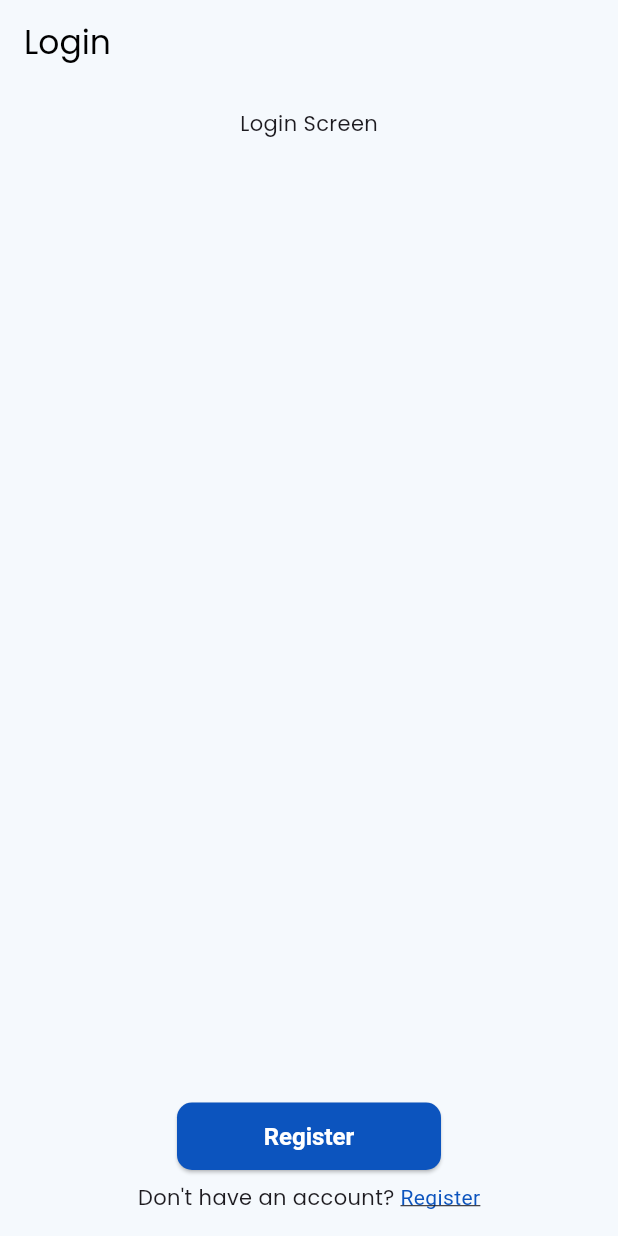
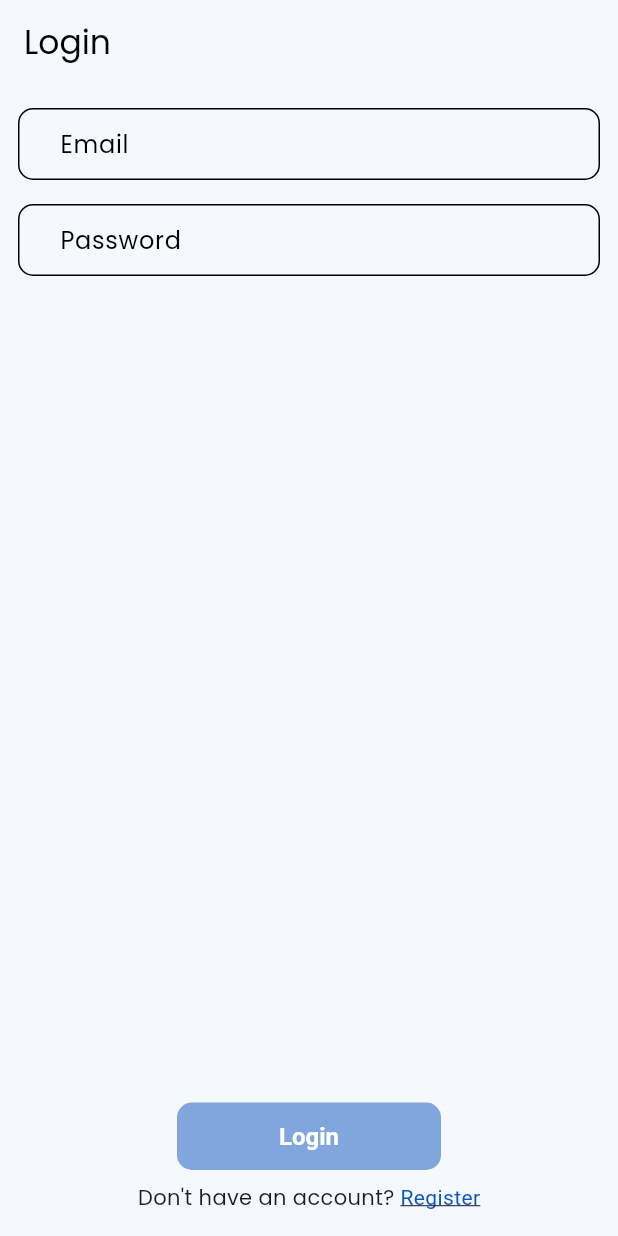
Before and after one commit to sagnik-sanyal/my_newz, a Flutter app: the screen it shows after launch, on a phone screen of 412 x 824 dp. Run offline on Flutter 3.47's test engine with Material 3 defaults, Android fonts, the phone set to English and light mode, and no system bars; drawn by our look-alikes of reactive_forms; our stand-ins replace google_fonts.

Commit message:
Refactor app structure and update UI constants

```diff
--- a/lib/app/constants/spacings.dart
+++ /dev/null
@@ -1,2 +0,0 @@
-const double kVerticalSpace = 16;
-const double kHorizontalSpace = 12;
--- /dev/null
+++ b/lib/app/constants/ui_constants.dart
@@ -0,0 +1,6 @@
+/// Spacing constants
+const double kVerticalSpace = 16;
+const double kHorizontalSpace = 12;
+
+/// Border radius constants
+const double kBorderRadius = 10;
--- a/lib/app/theme/app_theme.dart
+++ b/lib/app/theme/app_theme.dart
@@ -3,6 +3,7 @@ import 'package:flutter/material.dart';
 import 'package:google_fonts/google_fonts.dart';
 
 import '../constants/app_colors.dart';
+import '../constants/ui_constants.dart';
 import 'color_scheme.dart';
 
 sealed class AppTheme {
@@ -35,7 +36,7 @@ sealed class AppTheme {
           disabledForegroundColor: Colors.white,
           disabledBackgroundColor: AppColors.primary.withOpacity(0.5),
           shape: RoundedRectangleBorder(
-            borderRadius: BorderRadius.circular(10),
+            borderRadius: BorderRadius.circular(kBorderRadius),
           ),
           padding: const EdgeInsets.fromLTRB(24, 16, 24, 16),
         ),
@@ -52,6 +53,34 @@ sealed class AppTheme {
         hintStyle: const TextStyle(color: AppColors.grey, fontSize: 14),
         fillColor: scheme.surface,
         suffixIconColor: AppColors.primary,
+        contentPadding: const EdgeInsets.symmetric(
+          horizontal: 18,
+          vertical: 14,
+        ),
+        border: OutlineInputBorder(
+          borderRadius: BorderRadius.circular(kBorderRadius),
+          borderSide: BorderSide.none,
+        ),
+        focusedBorder: OutlineInputBorder(
+          borderRadius: BorderRadius.circular(kBorderRadius),
+          borderSide: BorderSide(color: scheme.primary),
+          gapPadding: 10,
+        ),
+        enabledBorder: OutlineInputBorder(
+          borderRadius: BorderRadius.circular(kBorderRadius),
+          gapPadding: 10,
+        ),
+        disabledBorder: OutlineInputBorder(
+          borderRadius: BorderRadius.circular(kBorderRadius),
+          gapPadding: 10,
+        ),
+        errorBorder: OutlineInputBorder(
+          borderRadius: BorderRadius.circular(kBorderRadius),
+        ),
+        focusedErrorBorder: OutlineInputBorder(
+          borderRadius: BorderRadius.circular(kBorderRadius),
+          gapPadding: 10,
+        ),
       ),
     );
   }
--- a/lib/features/auth/screens/login_screen.dart
+++ b/lib/features/auth/screens/login_screen.dart
@@ -1,34 +1,74 @@
 import 'package:flutter/material.dart';
+import 'package:reactive_forms/reactive_forms.dart';
 
 import '../../../app/constants/app_colors.dart';
-import '../../../app/constants/spacings.dart';
+import '../../../app/constants/ui_constants.dart';
+import '../../../shared/extensions/widget_ext.dart';
+import '../widgets/email_field.dart';
+import '../widgets/password_field.dart';
 
 @immutable
 class LoginScreen extends StatelessWidget {
   const LoginScreen({super.key});
 
+  /// Builds the form
+  FormGroup _buildForm() {
+    return FormGroup(<String, AbstractControl<Object?>>{
+      'email': FormControl<String>(
+        validators: <Validator<Object?>>[Validators.required, Validators.email],
+      ),
+      'password': FormControl<String>(
+        validators: <Validator<Object?>>[
+          Validators.required,
+          Validators.minLength(8),
+          Validators.pattern(PasswordField.regex),
+        ],
+      ),
+    });
+  }
+
   @override
   Widget build(BuildContext context) {
     return Scaffold(
       appBar: AppBar(title: const Text('Login')),
-      body: Padding(
-        padding: const EdgeInsets.symmetric(
-          horizontal: kHorizontalSpace,
-          vertical: kVerticalSpace,
-        ),
+      body: ReactiveFormBuilder(
+        form: _buildForm,
+        builder: (_, __, Widget? child) => GestureDetector(
+          onTap: () => FocusManager.instance.primaryFocus?.unfocus(),
           child: Column(
             children: <Widget>[
-            _form(),
-            ElevatedButton(
-              onPressed: () {},
-              child: const Text('Register'),
+              Expanded(
+                child: ListView(
+                  children: const <Widget>[
+                    EmailField(controlName: 'email'),
+                    SizedBox(height: kVerticalSpace),
+                    PasswordField(controlName: 'password'),
+                  ],
                 ),
+              ),
+              _buildButton(),
               Padding(
                 padding: const EdgeInsets.only(top: kVerticalSpace / 2),
                 child: _buildRegisterMsg(),
               ),
             ],
           ),
+        ),
+      ).addPadding(
+        const EdgeInsets.symmetric(
+          horizontal: kHorizontalSpace,
+          vertical: kVerticalSpace,
+        ),
+      ),
+    );
+  }
+
+  /// Builds the register button
+  ReactiveFormConsumer _buildButton() {
+    return ReactiveFormConsumer(
+      builder: (_, FormGroup form, __) => ElevatedButton(
+        onPressed: form.valid ? () {} : null,
+        child: const Text('Login'),
       ),
     );
   }
@@ -50,16 +90,4 @@ class LoginScreen extends StatelessWidget {
       ),
     );
   }
-
-  Expanded _form() {
-    return const Expanded(
-      child: Column(
-        children: <Widget>[
-          Center(
-            child: Text('Login Screen'),
-          ),
-        ],
-      ),
-    );
 }
-}
--- a/lib/features/auth/screens/signup_screen.dart
+++ b/lib/features/auth/screens/signup_screen.dart
@@ -1,6 +1,6 @@
 import 'package:flutter/material.dart';
 
-import '../../../app/constants/spacings.dart';
+import '../../../app/constants/ui_constants.dart';
 import '../../../shared/extensions/widget_ext.dart';
 
 @immutable
--- /dev/null
+++ b/lib/features/auth/widgets/email_field.dart
@@ -0,0 +1,38 @@
+import 'package:flutter/material.dart';
+import 'package:flutter/services.dart';
+import 'package:reactive_forms/reactive_forms.dart';
+
+@immutable
+class EmailField extends StatelessWidget {
+  const EmailField({
+    super.key,
+    this.controlName,
+    this.formControl,
+    this.label = 'Email',
+    this.hintText = 'Enter your email',
+  });
+
+  final String hintText;
+  final String label;
+  final String? controlName;
+  final FormControl<String>? formControl;
+
+  @override
+  Widget build(BuildContext context) {
+    return ReactiveTextField<String>(
+      formControlName: controlName,
+      formControl: formControl,
+      autofillHints: const <String>[AutofillHints.email],
+      decoration: InputDecoration(labelText: label, hintText: hintText),
+      textInputAction: TextInputAction.next,
+      keyboardType: TextInputType.emailAddress,
+      validationMessages: <String, ValidationMessageFunction>{
+        ValidationMessage.email: (_) => 'Please enter a valid email',
+        ValidationMessage.required: (_) => 'Please enter your email',
+      },
+      inputFormatters: <TextInputFormatter>[
+        FilteringTextInputFormatter.deny(RegExp(r'\s')),
+      ],
+    );
+  }
+}
--- /dev/null
+++ b/lib/features/auth/widgets/password_field.dart
@@ -0,0 +1,54 @@
+import 'package:flutter/material.dart';
+import 'package:flutter/services.dart';
+import 'package:reactive_forms/reactive_forms.dart';
+
+@immutable
+class PasswordField extends StatelessWidget {
+  const PasswordField({
+    super.key,
+    this.formControl,
+    this.controlName,
+    this.label = 'Password',
+    this.hintText = 'Enter your password',
+    this.obscureText = true,
+  });
+
+  final String hintText;
+  final String label;
+  final bool obscureText;
+  final String? controlName;
+  final FormControl<String>? formControl;
+
+  static final RegExp regex = RegExp(r'^(?=.*[A-Za-z])(?=.*d)[A-Za-zd]$');
+
+  @override
+  Widget build(BuildContext context) {
+    return ReactiveTextField<String>(
+      formControlName: controlName,
+      formControl: formControl,
+      decoration: InputDecoration(labelText: label, hintText: hintText),
+      textInputAction: TextInputAction.done,
+      keyboardType: TextInputType.visiblePassword,
+      obscureText: obscureText,
+      autofillHints: const <String>[AutofillHints.password],
+      inputFormatters: <TextInputFormatter>[
+        FilteringTextInputFormatter.deny(RegExp(r'\s')),
+      ],
+      validationMessages: _buildValidations,
+    );
+  }
+
+  /// Builds the validations for the password field
+  Map<String, ValidationMessageFunction> get _buildValidations {
+    return <String, ValidationMessageFunction>{
+      ValidationMessage.required: (_) => 'Please enter your password',
+      ValidationMessage.minLength: (Object error) => switch (error) {
+            final Map<String, Object?> map =>
+              '''Password must be at least ${map['requiredLength']} characters long''',
+            _ => 'Password too short',
+          },
+      ValidationMessage.pattern: (_) =>
+          'Password must contain a letter and a number',
+    };
+  }
+}
--- a/pubspec.yaml
+++ b/pubspec.yaml
@@ -20,6 +20,7 @@ dependencies:
   intl: ^0.19.0
   objectbox: ^4.0.2
   provider: ^6.1.2
+  reactive_forms: ^17.0.1
 
 dev_dependencies:
   build_runner: ^2.4.13
```
Also changed, not shown: pubspec.lock. Lines whose indentation alone changed are shown as unchanged.
